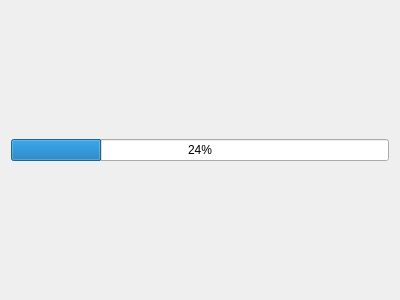
Old version of the form progresspage.ui in the repository raynor73/AudioConverter.
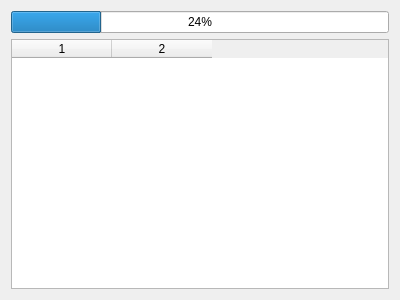
New version of the form.

Commit message: Implement Convertion Results table

The edit to the form file:
```diff
--- a/progresspage.ui
+++ b/progresspage.ui
@@ -21,6 +21,15 @@
      </property>
     </widget>
    </item>
+   <item>
+    <widget class="QTableWidget" name="tableWidget">
+     <property name="columnCount">
+      <number>2</number>
+     </property>
+     <column/>
+     <column/>
+    </widget>
+   </item>
   </layout>
  </widget>
  <resources/>
```
The commit also changes 5 other files.
